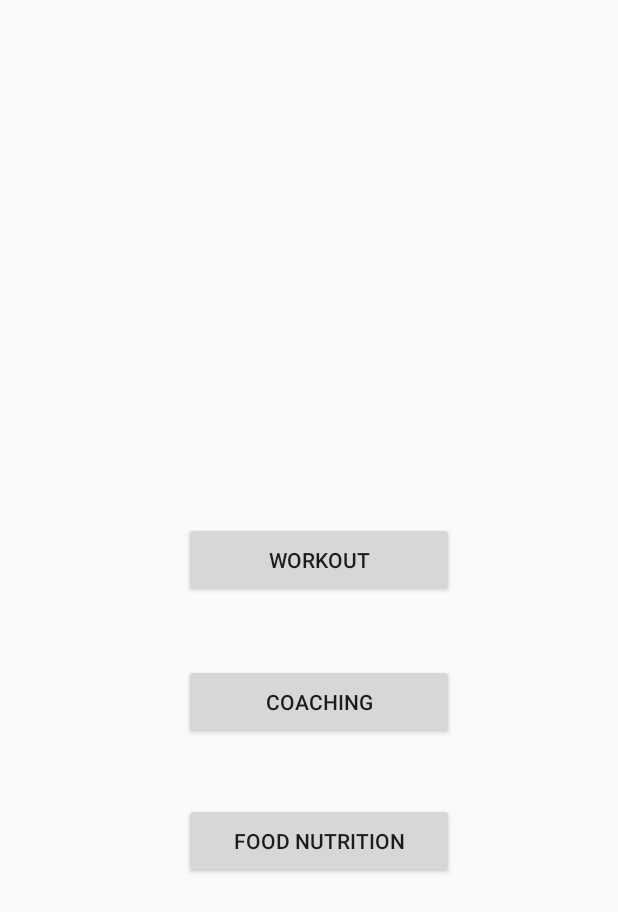
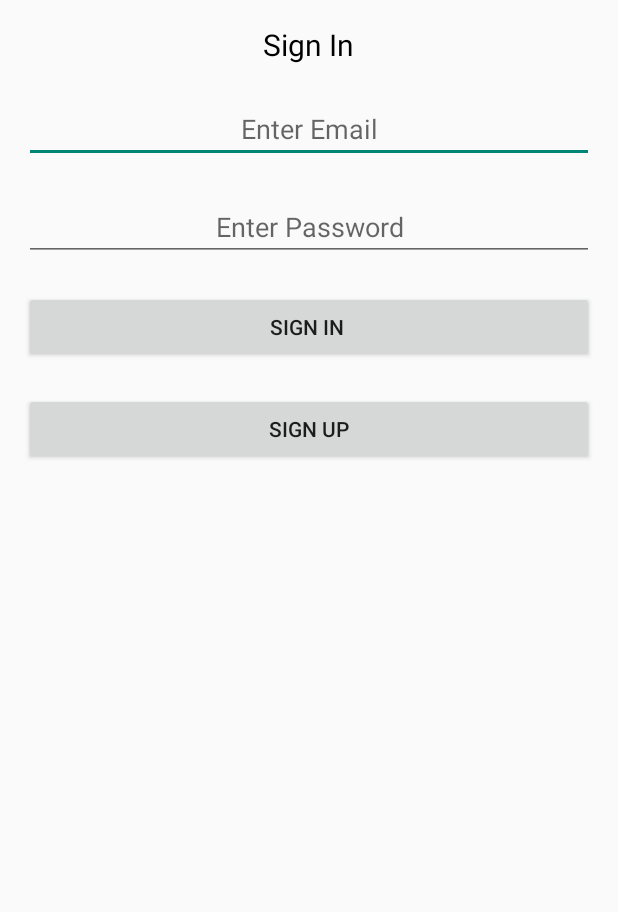
Before and after one commit to jeanrebandaban/FitnessApp, an Android app: the screen it shows after launch (MainActivity), on a phone screen of 412 x 824 dp. Shown: the top 912 px of the screen. Run offline under Robolectric (Android 15) with nearby library versions, the phone set to English and light mode, and no system bars.

Commit message:
LogIn Update

```diff
--- a/app/src/main/res/layout/activity_main.xml
+++ b/app/src/main/res/layout/activity_main.xml
@@ -1,48 +1,66 @@
 <?xml version="1.0" encoding="utf-8"?>
-<androidx.constraintlayout.widget.ConstraintLayout xmlns:android="http://schemas.android.com/apk/res/android"
-    xmlns:app="http://schemas.android.com/apk/res-auto"
+<RelativeLayout xmlns:android="http://schemas.android.com/apk/res/android"
     xmlns:tools="http://schemas.android.com/tools"
+    android:id="@+id/activity_main"
     android:layout_width="match_parent"
     android:layout_height="match_parent"
+    android:paddingBottom="@dimen/activity_vertical_margin"
+    android:paddingLeft="@dimen/activity_horizontal_margin"
+    android:paddingRight="@dimen/activity_horizontal_margin"
+    android:paddingTop="@dimen/activity_vertical_margin"
     tools:context=".MainActivity">
 
-    <Button
-        android:id="@+id/diet"
-        android:layout_width="180dp"
-        android:layout_height="50dp"
-        android:text="@string/fn_label"
-        app:layout_constraintBottom_toBottomOf="parent"
-        app:layout_constraintEnd_toEndOf="parent"
-        app:layout_constraintHorizontal_bias="0.529"
-        app:layout_constraintStart_toStartOf="parent"
-        app:layout_constraintTop_toTopOf="parent"
-        app:layout_constraintVertical_bias="0.692"
-        android:onClick="goNutrition"/>
+ <TextView
+            android:text="Sign In"
+            android:gravity="center"
+            android:textSize="20dp"
+            android:textColor="#000"
+            android:layout_width="wrap_content"
+            android:layout_height="wrap_content"
+            android:layout_alignParentTop="true"
+            android:layout_centerHorizontal="true"
+            android:id="@+id/textView" />
 
-    <Button
-        android:id="@+id/coaching"
-        android:layout_width="180dp"
-        android:layout_height="50dp"
-        android:onClick="goCoaching"
-        android:text="@string/btn_coach"
-        app:layout_constraintBottom_toBottomOf="parent"
-        app:layout_constraintEnd_toEndOf="parent"
-        app:layout_constraintHorizontal_bias="0.529"
-        app:layout_constraintStart_toStartOf="parent"
-        app:layout_constraintTop_toTopOf="parent"
-        app:layout_constraintVertical_bias="0.572" />
+        <EditText
+            android:layout_width="fill_parent"
+            android:layout_height="wrap_content"
+            android:inputType="textEmailAddress"
+            android:hint="Enter Email"
+            android:textColor="#000"
+            android:ems="10"
+            android:layout_below="@+id/textView"
+            android:layout_centerHorizontal="true"
+            android:layout_marginTop="20dp"
+            android:id="@+id/editEmail"
+            android:gravity="center"/>
 
-    <Button
-        android:id="@+id/workout"
-        android:layout_width="180dp"
-        android:layout_height="50dp"
-        android:onClick="goWorkout"
-        android:text="Workout"
-        app:layout_constraintBottom_toBottomOf="parent"
-        app:layout_constraintEnd_toEndOf="parent"
-        app:layout_constraintHorizontal_bias="0.528"
-        app:layout_constraintStart_toStartOf="parent"
-        app:layout_constraintTop_toTopOf="parent"
-        app:layout_constraintVertical_bias="0.45" />
+        <EditText
+            android:layout_width="fill_parent"
+            android:layout_height="wrap_content"
+            android:inputType="textPassword"
+            android:hint="Enter Password"
+            android:textColor="#000"
+            android:ems="10"
+            android:layout_below="@+id/editEmail"
+            android:layout_centerHorizontal="true"
+            android:layout_marginTop="20dp"
+            android:id="@+id/editPassword"
+            android:gravity="center"/>
 
-</androidx.constraintlayout.widget.ConstraintLayout>
+        <Button
+            android:layout_width="fill_parent"
+            android:layout_height="wrap_content"
+            android:id="@+id/buttonLogin"
+            android:layout_below="@+id/editPassword"
+            android:layout_marginTop="20dp"
+            android:text="Sign In "/>
+
+        <Button
+            android:layout_width="fill_parent"
+            android:layout_height="wrap_content"
+            android:id="@+id/buttonRegister"
+            android:layout_below="@+id/buttonLogin"
+            android:layout_marginTop="20dp"
+            android:text="Sign Up"/>
+
+    </RelativeLayout>
```
